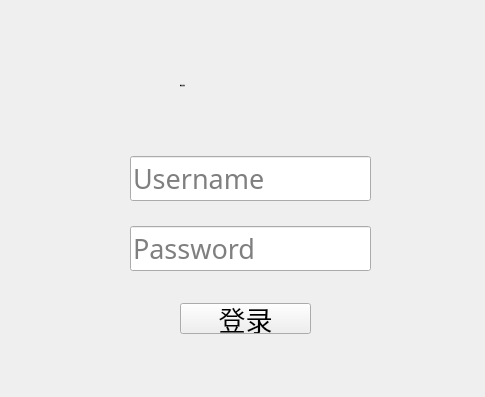
Zilanlann/AutoBarrierSystem, file login.ui: the form before one commit.
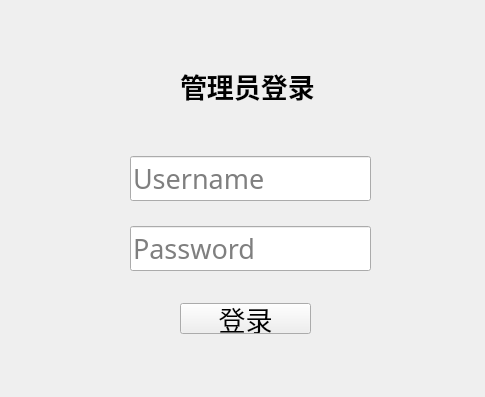
The form after the commit. Custom widgets are drawn as their Qt base class.

Diff of the .ui file:
```diff
--- a/login.ui
+++ b/login.ui
@@ -55,7 +55,7 @@
    <property name="font">
     <font>
      <family>华文楷体</family>
-     <pointsize>-1</pointsize>
+     <pointsize>20</pointsize>
      <bold>true</bold>
     </font>
    </property>
@@ -63,7 +63,7 @@
     <string>管理员登录</string>
    </property>
   </widget>
-  <widget class="QWidget" name="">
+  <widget class="QWidget" name="layoutWidget">
    <property name="geometry">
     <rect>
      <x>130</x>
```
